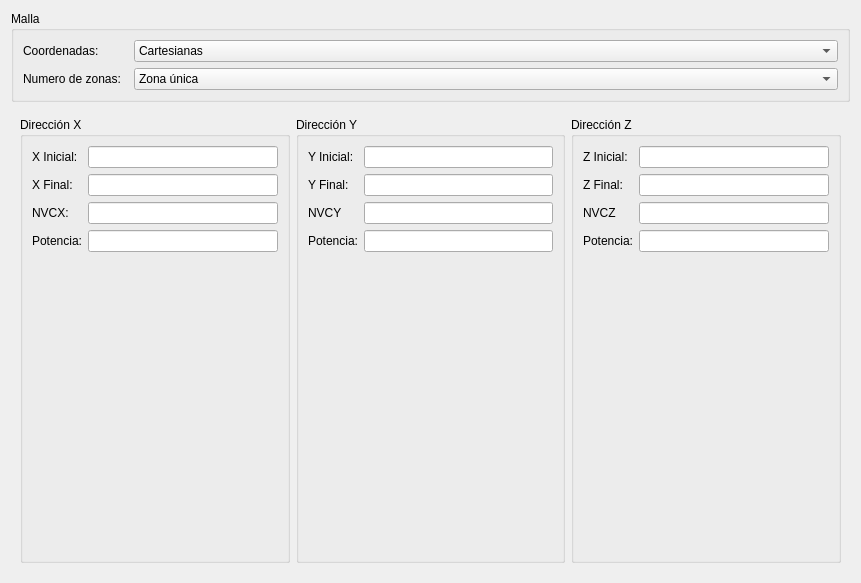
Above: malla_window/ui/malla_window.ui from luisdavidrodm/PrePRODIC3D before the change. Below: the same form after it.
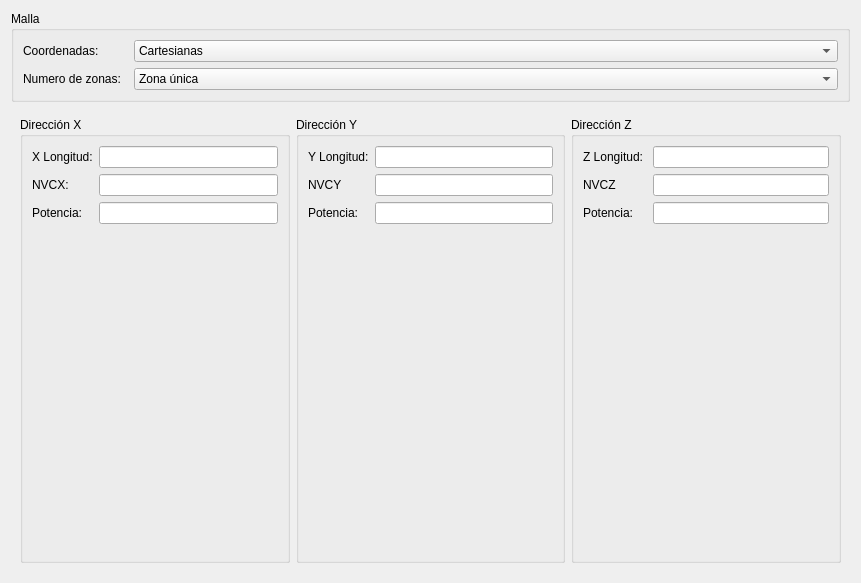
That is the form after the change. The open tabs and pages were chosen to show the change.

What changed in the file:
```diff
--- a/malla_window/ui/malla_window.ui
+++ b/malla_window/ui/malla_window.ui
@@ -81,7 +81,7 @@
           <item row="0" column="0">
            <widget class="QLabel" name="lb_xini">
             <property name="text">
-             <string>X Inicial: </string>
+             <string>X Longitud:</string>
             </property>
            </widget>
           </item>
@@ -89,35 +89,25 @@
            <widget class="QLineEdit" name="le_xini"/>
           </item>
           <item row="1" column="0">
-           <widget class="QLabel" name="lb_xfin">
-            <property name="text">
-             <string>X Final:</string>
-            </property>
-           </widget>
-          </item>
-          <item row="1" column="1">
-           <widget class="QLineEdit" name="le_xfin"/>
-          </item>
-          <item row="2" column="0">
            <widget class="QLabel" name="lb_nvcx">
             <property name="text">
              <string>NVCX:</string>
             </property>
            </widget>
           </item>
-          <item row="2" column="1">
+          <item row="1" column="1">
            <widget class="QLineEdit" name="le_nvcx"/>
           </item>
-          <item row="3" column="1">
-           <widget class="QLineEdit" name="le_potenciax"/>
-          </item>
-          <item row="3" column="0">
+          <item row="2" column="0">
            <widget class="QLabel" name="lb_potenciax">
             <property name="text">
              <string>Potencia:</string>
             </property>
            </widget>
           </item>
+          <item row="2" column="1">
+           <widget class="QLineEdit" name="le_potenciax"/>
+          </item>
          </layout>
         </widget>
        </item>
@@ -130,7 +120,7 @@
           <item row="0" column="0">
            <widget class="QLabel" name="lb_yini">
             <property name="text">
-             <string>Y Inicial: </string>
+             <string>Y Longitud:</string>
             </property>
            </widget>
           </item>
@@ -138,33 +128,23 @@
            <widget class="QLineEdit" name="le_yini"/>
           </item>
           <item row="1" column="0">
-           <widget class="QLabel" name="lb_yfin">
-            <property name="text">
-             <string>Y Final:</string>
-            </property>
-           </widget>
-          </item>
-          <item row="1" column="1">
-           <widget class="QLineEdit" name="le_yfin"/>
-          </item>
-          <item row="2" column="0">
            <widget class="QLabel" name="lb_nvcy">
             <property name="text">
              <string>NVCY</string>
             </property>
            </widget>
           </item>
-          <item row="2" column="1">
+          <item row="1" column="1">
            <widget class="QLineEdit" name="le_nvcy"/>
           </item>
-          <item row="3" column="0">
+          <item row="2" column="0">
            <widget class="QLabel" name="lb_potenciay">
             <property name="text">
              <string>Potencia:</string>
             </property>
            </widget>
           </item>
-          <item row="3" column="1">
+          <item row="2" column="1">
            <widget class="QLineEdit" name="le_potenciay"/>
           </item>
          </layout>
@@ -179,7 +159,7 @@
           <item row="0" column="0">
            <widget class="QLabel" name="lb_zini">
             <property name="text">
-             <string>Z Inicial: </string>
+             <string>Z Longitud: </string>
             </property>
            </widget>
           </item>
@@ -187,33 +167,23 @@
            <widget class="QLineEdit" name="le_zini"/>
           </item>
           <item row="1" column="0">
-           <widget class="QLabel" name="lb_zfin">
-            <property name="text">
-             <string>Z Final:</string>
-            </property>
-           </widget>
-          </item>
-          <item row="1" column="1">
-           <widget class="QLineEdit" name="le_zfin"/>
-          </item>
-          <item row="2" column="0">
            <widget class="QLabel" name="lb_nvcz">
             <property name="text">
              <string>NVCZ</string>
             </property>
            </widget>
           </item>
-          <item row="2" column="1">
+          <item row="1" column="1">
            <widget class="QLineEdit" name="le_nvcz"/>
           </item>
-          <item row="3" column="0">
+          <item row="2" column="0">
            <widget class="QLabel" name="lb_potenciaz">
             <property name="text">
              <string>Potencia:</string>
             </property>
            </widget>
           </item>
-          <item row="3" column="1">
+          <item row="2" column="1">
            <widget class="QLineEdit" name="le_potenciaz"/>
           </item>
          </layout>
```
Left out of the diff: 84 changed lines with no effect on the pictures.
